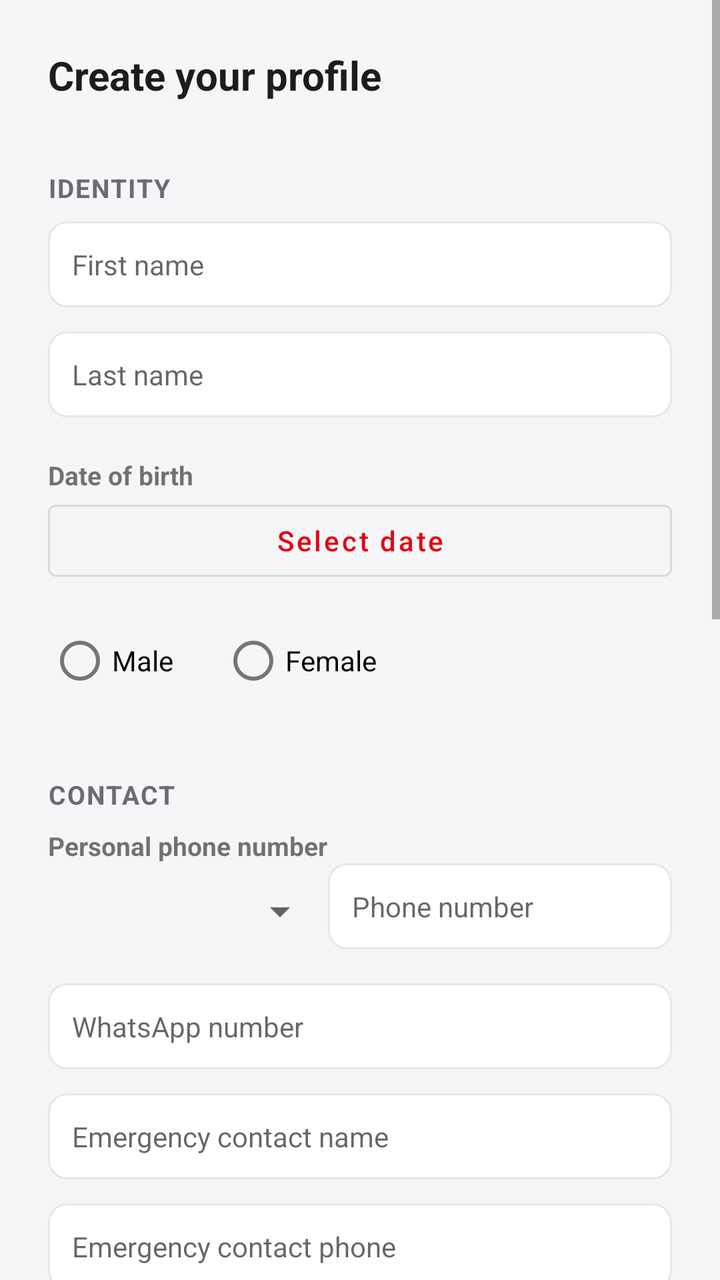
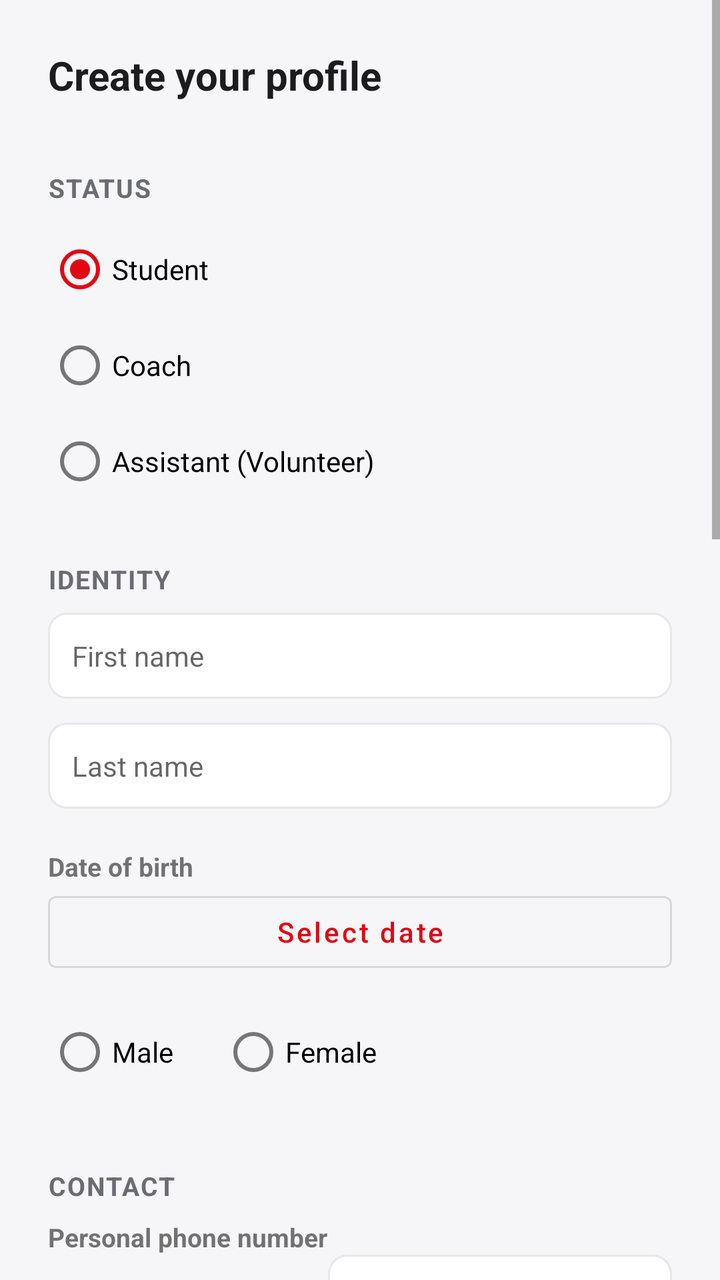

Compare the two renders of this Android layout. The source of the first and the diff that turns it into the second are given below.
<!-- AndroidManifest.xml: application theme Theme.LmaKickboxing -->
<!-- res/layout/activity_profile_form.xml -->
<?xml version="1.0" encoding="utf-8"?>
<ScrollView xmlns:android="http://schemas.android.com/apk/res/android"
    android:layout_width="match_parent"
    android:layout_height="match_parent"
    android:background="@color/bg">

    <LinearLayout
        android:layout_width="match_parent"
        android:layout_height="wrap_content"
        android:orientation="vertical"
        android:padding="24dp">

        <TextView
            android:id="@+id/tvFormTitle"
            android:layout_width="wrap_content"
            android:layout_height="wrap_content"
            android:text="Create your profile"
            android:textColor="@color/ink"
            android:textSize="20sp"
            android:textStyle="bold"
            android:layout_marginBottom="16dp" />

        <TextView style="@style/SectionLabel" android:text="IDENTITY" />

        <EditText android:id="@+id/editFirstName" style="@style/FormInput" android:hint="First name" />
        <EditText android:id="@+id/editLastName" style="@style/FormInput" android:hint="Last name" />

        <TextView android:layout_width="wrap_content" android:layout_height="wrap_content" android:text="Date of birth" android:textStyle="bold" android:textSize="13sp" android:layout_marginTop="8dp" />
        <Button android:id="@+id/btnDob" style="@style/Widget.MaterialComponents.Button.OutlinedButton"
            android:layout_width="match_parent" android:layout_height="48dp"
            android:text="Select date" android:textAllCaps="false" android:layout_marginBottom="12dp" />

        <RadioGroup android:id="@+id/radioGender" android:layout_width="wrap_content" android:layout_height="wrap_content"
            android:orientation="horizontal" android:layout_marginBottom="16dp">
            <RadioButton android:id="@+id/radioMale" android:layout_width="wrap_content" android:layout_height="wrap_content" android:text="Male" />
            <RadioButton android:id="@+id/radioFemale" android:layout_width="wrap_content" android:layout_height="wrap_content" android:text="Female" android:layout_marginStart="24dp" />
        </RadioGroup>

        <TextView style="@style/SectionLabel" android:text="CONTACT" />

        <TextView android:layout_width="wrap_content" android:layout_height="wrap_content" android:text="Personal phone number" android:textStyle="bold" android:textSize="13sp" />
        <LinearLayout android:layout_width="match_parent" android:layout_height="wrap_content" android:orientation="horizontal" android:layout_marginBottom="12dp">
            <Spinner android:id="@+id/spinnerPrefix" android:layout_width="140dp" android:layout_height="48dp" />
            <EditText android:id="@+id/editPhoneNumber" style="@style/FormInput" android:layout_width="0dp" android:layout_weight="1" android:layout_marginBottom="0dp" android:inputType="phone" android:hint="Phone number" />
        </LinearLayout>

        <EditText android:id="@+id/editWhatsapp" style="@style/FormInput" android:hint="WhatsApp number" android:inputType="phone" />
        <EditText android:id="@+id/editEmergencyName" style="@style/FormInput" android:hint="Emergency contact name" />
        <EditText android:id="@+id/editEmergencyPhone" style="@style/FormInput" android:hint="Emergency contact phone" android:inputType="phone" />

        <TextView style="@style/SectionLabel" android:text="TRAINING" />

        <TextView android:layout_width="wrap_content" android:layout_height="wrap_content" android:text="Class" android:textStyle="bold" android:textSize="13sp" />
        <RadioGroup android:id="@+id/radioClass" android:layout_width="match_parent" android:layout_height="wrap_content" android:orientation="vertical" android:layout_marginBottom="12dp">
            <RadioButton android:id="@+id/radioGirls" android:layout_width="wrap_content" android:layout_height="wrap_content" android:text="Girls Only" />
            <RadioButton android:id="@+id/radioKids" android:layout_width="wrap_content" android:layout_height="wrap_content" android:text="Kids" />
            <RadioButton android:id="@+id/radioTeensAdults" android:layout_width="wrap_content" android:layout_height="wrap_content" android:text="Teens &amp; Adults" />
        </RadioGroup>

        <TextView android:layout_width="wrap_content" android:layout_height="wrap_content" android:text="Payment type" android:textStyle="bold" android:textSize="13sp" />
        <Spinner android:id="@+id/spinnerPayment" android:layout_width="match_parent" android:layout_height="48dp" android:layout_marginBottom="12dp" />

        <TextView android:layout_width="wrap_content" android:layout_height="wrap_content" android:text="Training experience" android:textStyle="bold" android:textSize="13sp" />
        <LinearLayout android:layout_width="match_parent" android:layout_height="wrap_content" android:orientation="horizontal" android:layout_marginBottom="12dp">
            <EditText android:id="@+id/editYears" style="@style/FormInput" android:layout_width="0dp" android:layout_weight="1" android:layout_marginEnd="8dp" android:hint="Years" android:inputType="number" android:layout_marginBottom="0dp" />
            <EditText android:id="@+id/editMonths" style="@style/FormInput" android:layout_width="0dp" android:layout_weight="1" android:hint="Months" android:inputType="number" android:layout_marginBottom="0dp" />
        </LinearLayout>

        <TextView style="@style/SectionLabel" android:text="GRADE" />
        <TextView android:layout_width="match_parent" android:layout_height="wrap_content" android:text="Your belt/grade can only be set by a coach in the Registry." android:textColor="@color/muted" android:textSize="12sp" android:layout_marginBottom="6dp" />
        <TextView android:id="@+id/tvGradeBadge" android:layout_width="wrap_content" android:layout_height="wrap_content"
            android:text="White Belt" android:textColor="@color/white" android:background="@drawable/bg_badge"
            android:paddingHorizontal="12dp" android:paddingVertical="4dp" android:textSize="12sp" android:textStyle="bold" />

        <TextView style="@style/SectionLabel" android:text="SELFIE (OPTIONAL)" />
        <LinearLayout android:layout_width="match_parent" android:layout_height="wrap_content" android:orientation="horizontal" android:gravity="center_vertical">
            <ImageView android:id="@+id/imgSelfie" android:layout_width="64dp" android:layout_height="64dp"
                android:background="@drawable/bg_avatar" android:scaleType="centerCrop" android:layout_marginEnd="16dp" />
            <Button android:id="@+id/btnPickSelfie" style="@style/Widget.MaterialComponents.Button.OutlinedButton"
                android:layout_width="wrap_content" android:layout_height="wrap_content" android:text="Choose photo" android:textAllCaps="false" />
        </LinearLayout>

        <Button android:id="@+id/btnSave" style="@style/Widget.MaterialComponents.Button"
            android:layout_width="match_parent" android:layout_height="52dp" android:layout_marginTop="24dp"
            android:backgroundTint="@color/red" android:text="Save profile" android:textAllCaps="false" />

    </LinearLayout>
</ScrollView>
<!-- resources referenced by this layout -->
<resources>
  <color name="bg">#F6F6F8</color>
  <color name="ink">#1C1C1F</color>
  <color name="muted">#6B6B73</color>
  <color name="red">#E30613</color>
  <color name="white">#FFFFFF</color>
  <!-- drawable bg_avatar (drawable) -->
  <?xml version="1.0" encoding="utf-8"?>
  <shape xmlns:android="http://schemas.android.com/apk/res/android"
      android:shape="oval">
      <solid android:color="#F0F0F2" />
  </shape>
  <!-- drawable bg_badge (drawable) -->
  <?xml version="1.0" encoding="utf-8"?>
  <shape xmlns:android="http://schemas.android.com/apk/res/android">
      <solid android:color="@color/grade_white" />
      <corners android:radius="999dp" />
  </shape>
  <style name="FormInput">
          <item name="android:layout_width">match_parent</item>
          <item name="android:layout_height">wrap_content</item>
          <item name="android:background">@drawable/bg_input</item>
          <item name="android:padding">12dp</item>
          <item name="android:layout_marginBottom">12dp</item>
          <item name="android:textSize">14sp</item>
      </style>
  <style name="SectionLabel">
          <item name="android:layout_width">wrap_content</item>
          <item name="android:layout_height">wrap_content</item>
          <item name="android:textColor">@color/muted</item>
          <item name="android:textSize">13sp</item>
          <item name="android:textStyle">bold</item>
          <item name="android:letterSpacing">0.05</item>
          <item name="android:layout_marginTop">18dp</item>
          <item name="android:layout_marginBottom">8dp</item>
      </style>
  <style name="Theme.LmaKickboxing" parent="Theme.MaterialComponents.DayNight.NoActionBar">
          <item name="colorPrimary">@color/red</item>
          <item name="colorPrimaryDark">@color/black</item>
          <item name="colorAccent">@color/red</item>
          <item name="android:windowBackground">@color/bg</item>
          <item name="android:statusBarColor" tools:targetApi="21">@color/black</item>
      </style>
  <color name="grade_white">#9A9A9A</color>
  <!-- drawable bg_input (drawable) -->
  <?xml version="1.0" encoding="utf-8"?>
  <shape xmlns:android="http://schemas.android.com/apk/res/android">
      <solid android:color="@color/white" />
      <corners android:radius="9dp" />
      <stroke android:width="1dp" android:color="@color/line" />
  </shape>
  <color name="black">#111113</color>
  <color name="line">#E7E7EA</color>
</resources>

<!-- the commit's change to res/layout/activity_profile_form.xml (unified diff, before → after) -->
@@ -19,6 +19,13 @@
             android:textSize="20sp"
             android:textStyle="bold"
             android:layout_marginBottom="16dp" />
+
+        <TextView style="@style/SectionLabel" android:text="STATUS" />
+        <RadioGroup android:id="@+id/radioRole" android:layout_width="match_parent" android:layout_height="wrap_content" android:orientation="vertical" android:layout_marginBottom="8dp">
+            <RadioButton android:id="@+id/radioStudent" android:layout_width="wrap_content" android:layout_height="wrap_content" android:text="Student" android:checked="true" />
+            <RadioButton android:id="@+id/radioCoach" android:layout_width="wrap_content" android:layout_height="wrap_content" android:text="Coach" />
+            <RadioButton android:id="@+id/radioAssistant" android:layout_width="wrap_content" android:layout_height="wrap_content" android:text="Assistant (Volunteer)" />
+        </RadioGroup>
 
         <TextView style="@style/SectionLabel" android:text="IDENTITY" />
 
